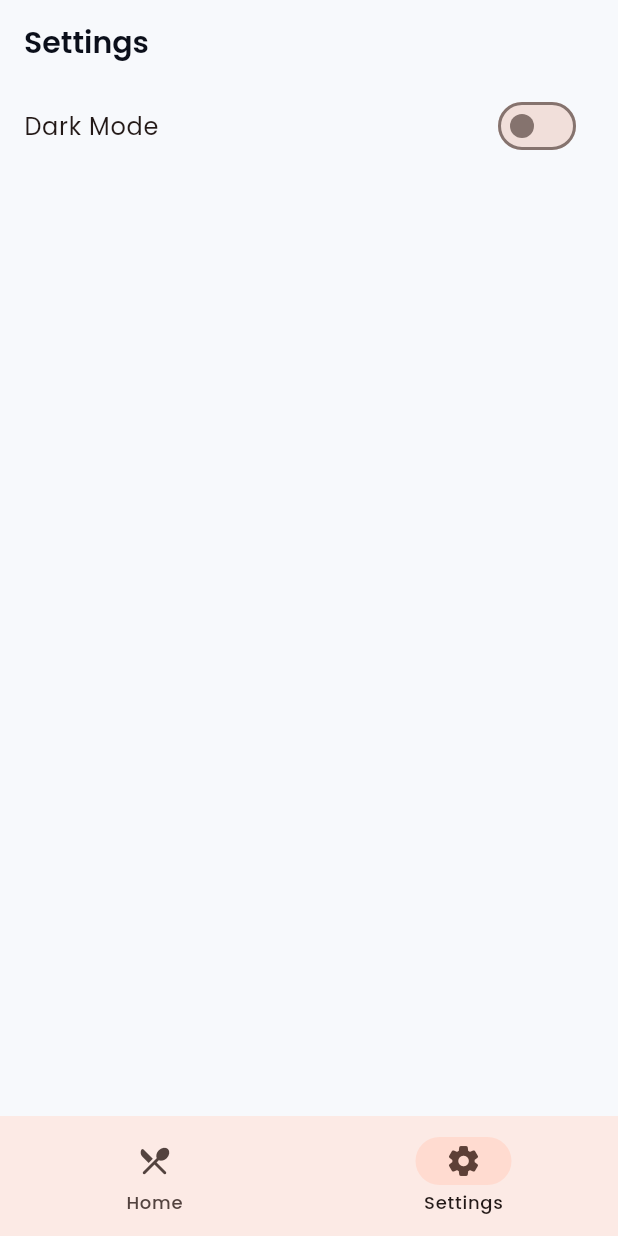
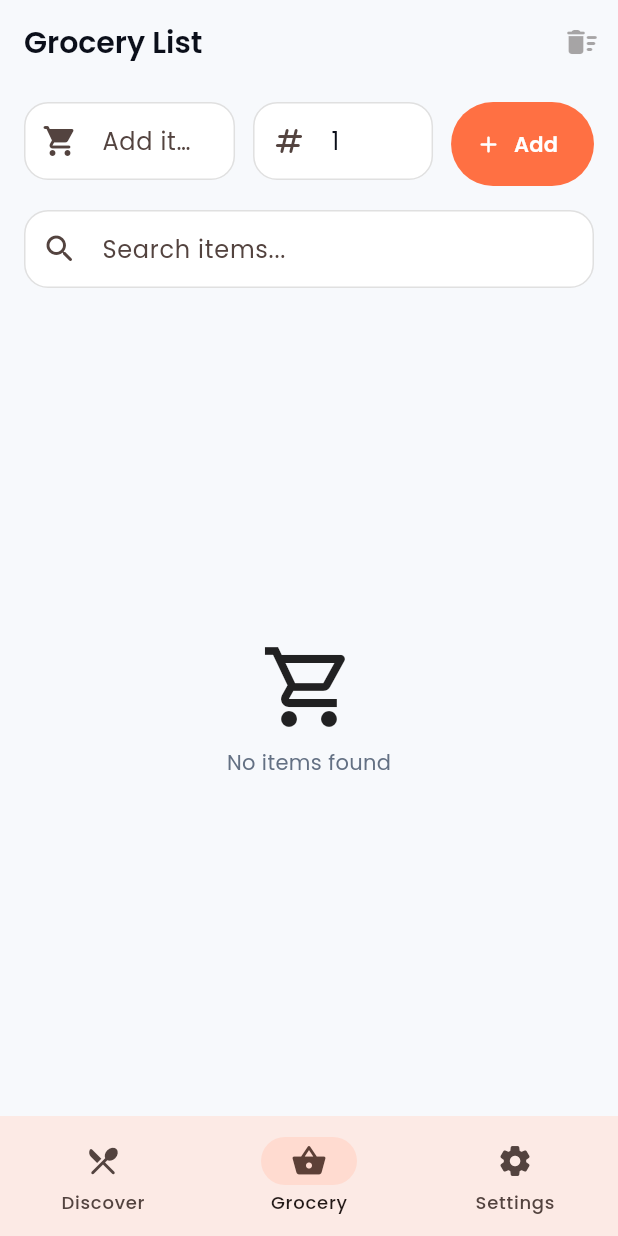
Before and after one commit to AriRhmt/flutter_submission_app, a Flutter app: the screen it shows after launch, item 2 of the bottom bar chosen, on a phone screen of 412 x 824 dp. Run offline on Flutter 3.47's test engine with Material 3 defaults, Android fonts, the phone set to English and light mode, and no system bars; our stand-ins replace cached_network_image, google_fonts, shared_preferences, shimmer; network calls fail.

Commit message:
Refactor app with grocery list, updated favorites, and UI improvements
Co-authored-by: arirahmatromadhon <arirahmatromadhon@gmail.com>

```diff
--- a/lib/main.dart
+++ b/lib/main.dart
@@ -5,6 +5,9 @@ import 'core_scroll_behavior.dart';
 import 'pages/main_list_page.dart';
 import 'pages/detail_page.dart';
 import 'pages/settings_page.dart';
+import 'pages/grocery_page.dart';
+import 'pages/details_page.dart';
+import 'pages/list_page.dart';
 
 void main() {
   runApp(const AppRoot());
@@ -42,6 +45,7 @@ class _AppRootState extends State<AppRoot> {
               onIndexChanged: (i) => setState(() => _tab = i),
               pages: [
                 const MainListPage(),
+                const GroceryPage(),
                 SettingsPage(
                   themeMode: _mode,
                   onThemeModeChanged: (m) => setState(() => _mode = m),
@@ -49,6 +53,8 @@ class _AppRootState extends State<AppRoot> {
               ],
             ),
         '/detail': (_) => const DetailPage(),
+        '/details': (_) => const DetailsPage(),
+        '/list': (_) => const ListPage(),
       },
     );
   }
@@ -68,7 +74,8 @@ class _ScaffoldShell extends StatelessWidget {
         selectedIndex: index,
         onDestinationSelected: onIndexChanged,
         destinations: const [
-          NavigationDestination(icon: Icon(Icons.restaurant_menu_rounded), label: 'Home'),
+          NavigationDestination(icon: Icon(Icons.restaurant_menu_rounded), label: 'Discover'),
+          NavigationDestination(icon: Icon(Icons.shopping_basket_rounded), label: 'Grocery'),
           NavigationDestination(icon: Icon(Icons.settings_rounded), label: 'Settings'),
         ],
       ),
--- /dev/null
+++ b/lib/pages/grocery_page.dart
@@ -0,0 +1,336 @@
+import 'dart:convert';
+import 'package:flutter/material.dart';
+import 'package:shared_preferences/shared_preferences.dart';
+
+class GroceryItem {
+  GroceryItem({required this.id, required this.name, required this.quantity});
+  final String id;
+  final String name;
+  final int quantity;
+
+  Map<String, dynamic> toMap() => {'id': id, 'name': name, 'quantity': quantity};
+  factory GroceryItem.fromMap(Map<String, dynamic> map) => GroceryItem(
+        id: map['id'] as String,
+        name: map['name'] as String,
+        quantity: (map['quantity'] as num).toInt(),
+      );
+}
+
+class GroceryPage extends StatefulWidget {
+  const GroceryPage({super.key});
+
+  @override
+  State<GroceryPage> createState() => _GroceryPageState();
+}
+
+class _GroceryPageState extends State<GroceryPage> {
+  static const String _prefsKey = 'grocery_items';
+  final GlobalKey<FormState> _formKey = GlobalKey<FormState>();
+  final TextEditingController _nameController = TextEditingController();
+  final TextEditingController _qtyController = TextEditingController(text: '1');
+  final FocusNode _nameFocus = FocusNode();
+  final FocusNode _qtyFocus = FocusNode();
+
+  List<GroceryItem> _items = <GroceryItem>[];
+  String _query = '';
+  bool _loading = true;
+
+  @override
+  void initState() {
+    super.initState();
+    _load();
+  }
+
+  @override
+  void dispose() {
+    _nameController.dispose();
+    _qtyController.dispose();
+    _nameFocus.dispose();
+    _qtyFocus.dispose();
+    super.dispose();
+  }
+
+  Future<void> _load() async {
+    setState(() => _loading = true);
+    final prefs = await SharedPreferences.getInstance();
+    final List<String> raw = prefs.getStringList(_prefsKey) ?? <String>[];
+    setState(() {
+      _items = raw
+          .map((e) => GroceryItem.fromMap(json.decode(e) as Map<String, dynamic>))
+          .toList()
+        ..sort((a, b) => a.name.toLowerCase().compareTo(b.name.toLowerCase()));
+      _loading = false;
+    });
+  }
+
+  Future<void> _saveItems() async {
+    final prefs = await SharedPreferences.getInstance();
+    final List<String> raw = _items.map((e) => json.encode(e.toMap())).toList();
+    await prefs.setStringList(_prefsKey, raw);
+  }
+
+  Future<void> _addItem() async {
+    if (!_formKey.currentState!.validate()) return;
+    final item = GroceryItem(
+      id: DateTime.now().millisecondsSinceEpoch.toString(),
+      name: _nameController.text.trim(),
+      quantity: int.parse(_qtyController.text.trim()),
+    );
+    setState(() => _items = [..._items, item]);
+    await _saveItems();
+    _nameController.clear();
+    _qtyController.text = '1';
+    if (mounted) {
+      ScaffoldMessenger.of(context).showSnackBar(const SnackBar(content: Text('Added to grocery list')));
+      _nameFocus.requestFocus();
+    }
+  }
+
+  Future<void> _removeItem(GroceryItem item) async {
+    setState(() => _items = _items.where((e) => e.id != item.id).toList());
+    await _saveItems();
+    if (mounted) {
+      ScaffoldMessenger.of(context).showSnackBar(SnackBar(content: Text('Removed "${item.name}"')));
+    }
+  }
+
+  Future<void> _clearAll() async {
+    final confirmed = await showDialog<bool>(
+      context: context,
+      builder: (context) => AlertDialog(
+        title: const Text('Clear all items?'),
+        content: const Text('This action cannot be undone.'),
+        actions: [
+          TextButton(onPressed: () => Navigator.pop(context, false), child: const Text('Cancel')),
+          FilledButton(onPressed: () => Navigator.pop(context, true), child: const Text('Clear')),
+        ],
+      ),
+    );
+    if (confirmed != true) return;
+    setState(() => _items = <GroceryItem>[]);
+    await _saveItems();
+    if (mounted) {
+      ScaffoldMessenger.of(context).showSnackBar(const SnackBar(content: Text('Grocery list cleared')));
+    }
+  }
+
+  @override
+  Widget build(BuildContext context) {
+    final List<GroceryItem> filtered = _items
+        .where((e) => e.name.toLowerCase().contains(_query.toLowerCase()))
+        .toList();
+
+    return Scaffold(
+      appBar: AppBar(
+        title: const Text('Grocery List'),
+        actions: [
+          IconButton(
+            tooltip: 'Clear all',
+            onPressed: _items.isEmpty ? null : _clearAll,
+            icon: const Icon(Icons.delete_sweep_rounded),
+          ),
+        ],
+      ),
+      body: RefreshIndicator(
+        onRefresh: _load,
+        child: CustomScrollView(
+          physics: const BouncingScrollPhysics(),
+          slivers: [
+            SliverToBoxAdapter(
+              child: Padding(
+                padding: const EdgeInsets.fromLTRB(16, 12, 16, 8),
+                child: Form(
+                  key: _formKey,
+                  child: LayoutBuilder(
+                    builder: (context, constraints) {
+                      final bool wide = constraints.maxWidth >= 700;
+                      return Row(
+                        crossAxisAlignment: CrossAxisAlignment.start,
+                        children: [
+                          Expanded(
+                            flex: wide ? 3 : 2,
+                            child: TextFormField(
+                              controller: _nameController,
+                              focusNode: _nameFocus,
+                              decoration: const InputDecoration(
+                                hintText: 'Add item (e.g., Apples)',
+                                prefixIcon: Icon(Icons.shopping_cart_rounded),
+                              ),
+                              textInputAction: TextInputAction.next,
+                              validator: (v) {
+                                if (v == null || v.trim().isEmpty) return 'Enter item name';
+                                if (v.trim().length < 2) return 'Too short';
+                                return null;
+                              },
+                            ),
+                          ),
+                          const SizedBox(width: 12, height: 12),
+                          SizedBox(
+                            width: wide ? 160 : 120,
+                            child: TextFormField(
+                              controller: _qtyController,
+                              focusNode: _qtyFocus,
+                              decoration: const InputDecoration(
+                                hintText: 'Qty',
+                                prefixIcon: Icon(Icons.numbers_rounded),
+                              ),
+                              keyboardType: TextInputType.number,
+                              validator: (v) {
+                                if (v == null || v.trim().isEmpty) return 'Required';
+                                final n = int.tryParse(v.trim());
+                                if (n == null || n <= 0) return 'Invalid';
+                                return null;
+                              },
+                            ),
+                          ),
+                          const SizedBox(width: 12, height: 12),
+                          SizedBox(
+                            height: 56,
+                            child: FilledButton.icon(
+                              onPressed: _addItem,
+                              icon: const Icon(Icons.add_rounded),
+                              label: const Text('Add'),
+                            ),
+                          ),
+                        ],
+                      );
+                    },
+                  ),
+                ),
+              ),
+            ),
+            SliverToBoxAdapter(
+              child: Padding(
+                padding: const EdgeInsets.symmetric(horizontal: 16, vertical: 8),
+                child: TextField(
+                  decoration: const InputDecoration(
+                    hintText: 'Search items...',
+                    prefixIcon: Icon(Icons.search_rounded),
+                  ),
+                  onChanged: (v) => setState(() => _query = v),
+                ),
+              ),
+            ),
+            if (_loading) ...[
+              const SliverFillRemaining(
+                hasScrollBody: false,
+                child: Center(child: CircularProgressIndicator()),
+              ),
+            ] else if (filtered.isEmpty) ...[
+              SliverFillRemaining(
+                hasScrollBody: false,
+                child: Center(
+                  child: Column(
+                    mainAxisSize: MainAxisSize.min,
+                    children: const [
+                      Icon(Icons.local_grocery_store_outlined, size: 64),
+                      SizedBox(height: 8),
+                      Text('No items found'),
+                    ],
+                  ),
+                ),
+              ),
+            ] else ...[
+              SliverPadding(
+                padding: const EdgeInsets.fromLTRB(16, 8, 16, 16),
+                sliver: SliverLayoutBuilder(
+                  builder: (context, constraints) {
+                    final double width = constraints.crossAxisExtent;
+                    int columns = 1;
+                    if (width >= 1200) {
+                      columns = 4;
+                    } else if (width >= 900) {
+                      columns = 3;
+                    } else if (width >= 600) {
+                      columns = 2;
+                    }
+                    return SliverGrid(
+                      gridDelegate: SliverGridDelegateWithFixedCrossAxisCount(
+                        crossAxisCount: columns,
+                        crossAxisSpacing: 12,
+                        mainAxisSpacing: 12,
+                        childAspectRatio: 3.6,
+                      ),
+                      delegate: SliverChildBuilderDelegate(
+                        (context, index) {
+                          final item = filtered[index];
+                          return _GroceryTile(
+                            item: item,
+                            onDelete: () => _removeItem(item),
+                          );
+                        },
+                        childCount: filtered.length,
+                      ),
+                    );
+                  },
+                ),
+              ),
+            ],
+          ],
+        ),
+      ),
+    );
+  }
+}
+
+class _GroceryTile extends StatefulWidget {
+  const _GroceryTile({required this.item, required this.onDelete});
+  final GroceryItem item;
+  final VoidCallback onDelete;
+
+  @override
+  State<_GroceryTile> createState() => _GroceryTileState();
+}
+
+class _GroceryTileState extends State<_GroceryTile> {
+  bool _pressed = false;
+
+  @override
+  Widget build(BuildContext context) {
+    return AnimatedScale(
+      duration: const Duration(milliseconds: 120),
+      scale: _pressed ? 0.98 : 1,
+      child: InkWell(
+        borderRadius: BorderRadius.circular(16),
+        onHighlightChanged: (v) => setState(() => _pressed = v),
+        child: Ink(
+          decoration: BoxDecoration(
+            color: Theme.of(context).colorScheme.surface,
+            borderRadius: BorderRadius.circular(16),
+            border: Border.all(color: Theme.of(context).dividerColor),
+            boxShadow: const [BoxShadow(color: Color(0x140B0F1A), blurRadius: 10, offset: Offset(0, 4))],
+          ),
+          child: Padding(
+            padding: const EdgeInsets.symmetric(horizontal: 16, vertical: 14),
+            child: Row(
+              children: [
+                const Icon(Icons.shopping_bag_rounded, size: 22),
+                const SizedBox(width: 12),
+                Expanded(
+                  child: Column(
+                    crossAxisAlignment: CrossAxisAlignment.start,
+                    children: [
+                      Text(
+                        widget.item.name,
+                        style: Theme.of(context).textTheme.titleLarge,
+                        maxLines: 1,
+                        overflow: TextOverflow.ellipsis,
+                      ),
+                      const SizedBox(height: 2),
+                      Text('Qty: ${widget.item.quantity}', style: Theme.of(context).textTheme.bodyMedium),
+                    ],
+                  ),
+                ),
+                IconButton(
+                  tooltip: 'Delete',
+                  onPressed: widget.onDelete,
+                  icon: const Icon(Icons.delete_outline_rounded),
+                ),
+              ],
+            ),
+          ),
+        ),
+      ),
+    );
+  }
+}
--- a/lib/widgets/custom_button.dart
+++ b/lib/widgets/custom_button.dart
@@ -20,7 +20,7 @@ class CustomButton extends StatelessWidget {
           child: Ink(
             decoration: BoxDecoration(
               borderRadius: BorderRadius.circular(12),
-              gradient: const LinearGradient(colors: [Color(0xFF4F46E5), Color(0xFF6366F1)]),
+              gradient: const LinearGradient(colors: [Color(0xFFFF7043), Color(0xFFFF8A65)]),
               boxShadow: const [BoxShadow(color: Color(0x330B0F1A), blurRadius: 12, offset: Offset(0, 6))],
             ),
             child: Padding(
@@ -34,12 +34,12 @@ class CustomButton extends StatelessWidget {
       case _Variant.secondary:
         return OutlinedButton(
           style: OutlinedButton.styleFrom(
-            side: const BorderSide(color: Color(0xFF4F46E5)),
+            side: const BorderSide(color: Color(0xFFFF7043)),
             shape: RoundedRectangleBorder(borderRadius: BorderRadius.circular(12)),
             padding: const EdgeInsets.symmetric(horizontal: 18, vertical: 12),
           ),
           onPressed: onPressed,
-          child: Text(label, style: const TextStyle(color: Color(0xFF4F46E5), fontWeight: FontWeight.w600)),
+          child: Text(label, style: const TextStyle(color: Color(0xFFFF7043), fontWeight: FontWeight.w600)),
         );
     }
   }
--- a/lib/widgets/search_bar_widget.dart
+++ b/lib/widgets/search_bar_widget.dart
@@ -21,12 +21,14 @@ class _SearchBarWidgetState extends State<SearchBarWidget> {
 
   @override
   Widget build(BuildContext context) {
+    final Color surface = Theme.of(context).colorScheme.surface;
+    final Color border = Theme.of(context).dividerColor;
     return FocusScope(
       onFocusChange: (f) => setState(() => _focused = f),
       child: AnimatedContainer(
         duration: const Duration(milliseconds: 180),
         decoration: BoxDecoration(
-          color: Colors.white,
+          color: surface,
           borderRadius: BorderRadius.circular(28),
           boxShadow: [
             BoxShadow(
@@ -35,7 +37,7 @@ class _SearchBarWidgetState extends State<SearchBarWidget> {
               offset: const Offset(0, 6),
             ),
           ],
-          border: Border.all(color: Colors.black.withOpacity(0.06)),
+          border: Border.all(color: border),
         ),
         child: TextField(
           controller: _controller,
--- a/pubspec.yaml
+++ b/pubspec.yaml
@@ -9,13 +9,13 @@ environment:
 dependencies:
   flutter:
     sdk: flutter
+  flutter_localizations:
+    sdk: flutter
   cupertino_icons: ^1.0.2
   google_fonts: ^6.2.1
   shimmer: ^3.0.0
   shared_preferences: ^2.2.3
-  sqflite: ^2.3.3
   cached_network_image: ^3.3.1
-  path: ^1.9.0
 
 dev_dependencies:
   flutter_test:
```
Also changed, not shown: lib/services/favorite_service.dart (+17 -38 lines).
